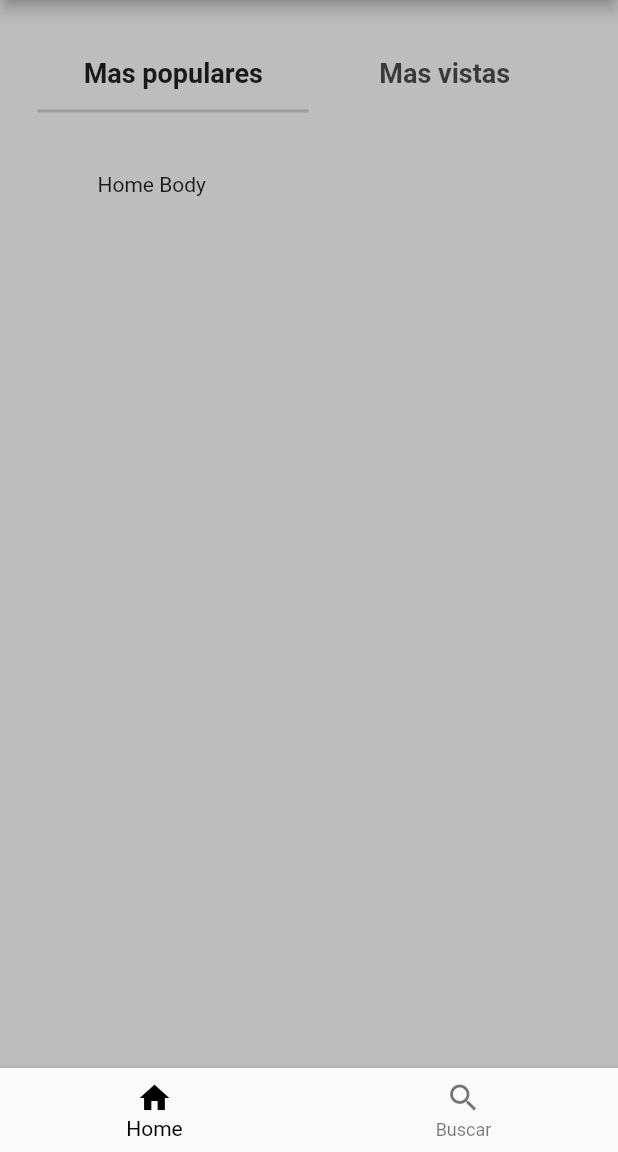
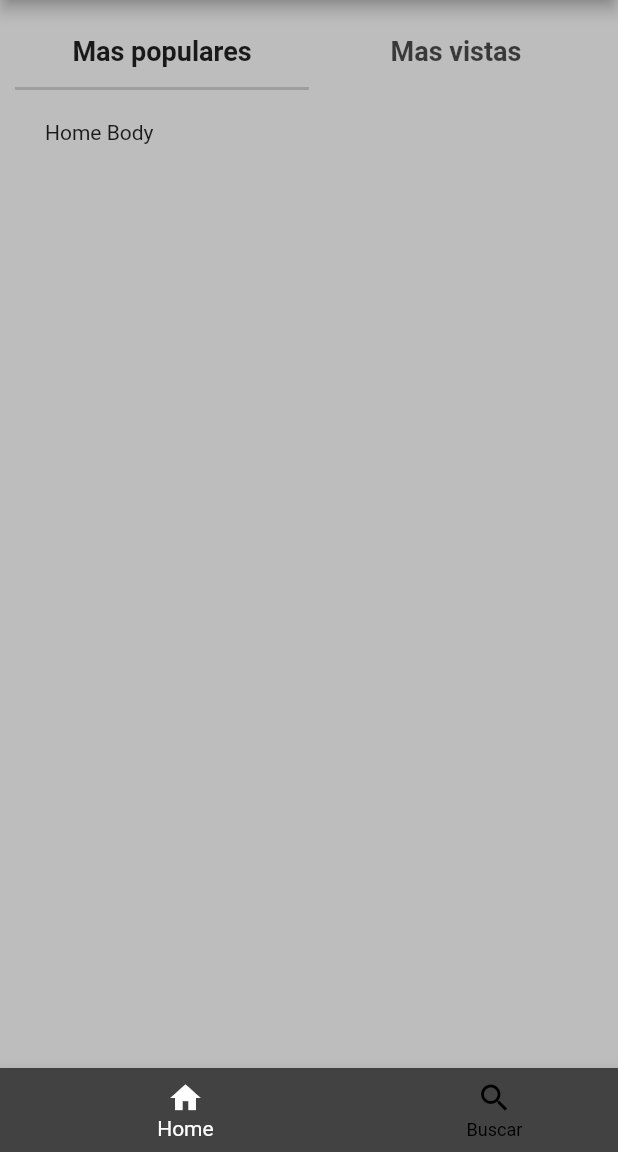
Before and after one commit to arielszy/nivelador, a Flutter app: the screen it shows after launch, on a phone screen of 412 x 824 dp, the part 84-1236 px from its top. Run offline on Flutter 3.47's test engine with Material 2 defaults, Android fonts, the phone set to English and light mode, and no system bars.

Commit message:
cambios en el diseño y limpieza de codigo

```diff
--- a/lib/Busqueda.dart
+++ b/lib/Busqueda.dart
@@ -0,0 +1,5 @@
+import 'package:flutter/material.dart';
+
+Widget busqueda() {
+  return Text('buscar');
+}
--- a/lib/HomePage.dart
+++ b/lib/HomePage.dart
@@ -1,54 +1,40 @@
 import 'package:flutter/material.dart';
 
-import 'Libreria.dart';
-
-class HomePage extends StatefulWidget {
-  @override
-  _HomePageState createState() => _HomePageState();
+Widget homePage() {
+  return DefaultTabController(
+    length: 2,
+    child: Column(
+      children: <Widget>[
+        Container(
+          constraints: BoxConstraints.expand(height: 50),
+          child: TabBar(
+            tabs: [
+              Tab(
+                child: Text(
+                  'Mas populares',
+                  style: TextStyle(fontSize: 18, fontWeight: FontWeight.bold),
+                ),
+              ),
+              Tab(
+                child: Text(
+                  'Mas vistas',
+                  style: TextStyle(fontSize: 18, fontWeight: FontWeight.bold),
+                ),
+              ),
+            ],
+          ),
+        ),
+        Expanded(
+          child: Container(
+            margin: EdgeInsets.all(10),
+            padding: EdgeInsets.all(10),
+            child: TabBarView(children: [
+              Text("Home Body"),
+              Text("Articles Body"),
+            ]),
+          ),
+        )
+      ],
+    ),
+  );
 }
-
-class _HomePageState extends State<HomePage> {
-  int indexPage = 0;
-  @override
-  Widget build(BuildContext context) {
-    return Scaffold(
-      backgroundColor: Colors.grey[400],
-      appBar: AppBar(
-        centerTitle: true,
-        title: Text(
-          'MoviApp',
-          style: TextStyle(color: Colors.grey[300]),
-        ),
-        backgroundColor: Colors.grey[600],
-      ),
-      body: Padding(padding: const EdgeInsets.all(25), child: _listarPagina()),
-      bottomNavigationBar: BottomNavigationBar(
-        selectedItemColor: Colors.black,
-        items: [
-          BottomNavigationBarItem(icon: Icon(Icons.home), label: 'Home'),
-          BottomNavigationBarItem(icon: Icon(Icons.search), label: "Buscar"),
-        ],
-        onTap: (index) => _cambiarPagina(index),
-        currentIndex: indexPage,
-      ),
-    );
-  }
-
-  void _cambiarPagina(int index) {
-    setState(() {
-      indexPage = index;
-    });
-  }
-
-  Widget _listarPagina() {
-    if (indexPage == 0) {
-      return Center(
-        child: tabBarDemo(),
-      );
-    } else {
-      return Center(
-        child: Text('2'),
-      );
-    }
-  }
-}
--- a/lib/Libreria.dart
+++ b/lib/Libreria.dart
@@ -1,88 +1 @@
 import 'package:flutter/material.dart';
-
-Widget tabBar() {
-  return Column(
-    children: [
-      DefaultTabController(
-        length: 2,
-        child: TabBar(
-          tabs: [
-            Tab(
-              child: Text(
-                'Mas populares',
-                style: TextStyle(fontSize: 18, fontWeight: FontWeight.bold),
-              ),
-            ),
-            Tab(
-              child: Text(
-                'Mas vistas',
-                style: TextStyle(fontSize: 18, fontWeight: FontWeight.bold),
-              ),
-            ),
-          ],
-        ),
-      ),
-    ],
-  );
-}
-
-Widget cuerpoPantallaPrincipal() {
-  return Column(
-    children: [
-      tabBar(),
-      tabBarContent(),
-    ],
-  );
-}
-
-Widget tabBarContent() {
-  return Container(
-    margin: EdgeInsets.all(20),
-    padding: EdgeInsets.all(20),
-    child: TabBarView(
-      children: [
-        Text('bar 1'), //esto muestra la respuesta de la api mas populares
-        Text('bar 2'), //esto muestra la respuesta de la api mas vistas
-      ],
-    ),
-  );
-}
-
-Widget tabBarDemo() {
-  return DefaultTabController(
-    length: 2,
-    child: Column(
-      children: <Widget>[
-        Container(
-          constraints: BoxConstraints.expand(height: 50),
-          child: TabBar(
-            tabs: [
-              Tab(
-                child: Text(
-                  'Mas populares',
-                  style: TextStyle(fontSize: 18, fontWeight: FontWeight.bold),
-                ),
-              ),
-              Tab(
-                child: Text(
-                  'Mas vistas',
-                  style: TextStyle(fontSize: 18, fontWeight: FontWeight.bold),
-                ),
-              ),
-            ],
-          ),
-        ),
-        Expanded(
-          child: Container(
-            margin: EdgeInsets.all(20),
-            padding: EdgeInsets.all(20),
-            child: TabBarView(children: [
-              Text("Home Body"),
-              Text("Articles Body"),
-            ]),
-          ),
-        )
-      ],
-    ),
-  );
-}
--- a/lib/main.dart
+++ b/lib/main.dart
@@ -1,13 +1,12 @@
 import 'package:flutter/material.dart';
-
 import 'HomePage.dart';
+import 'Busqueda.dart';
 
 void main() {
   runApp(NivelApp());
 }
 
 class NivelApp extends StatelessWidget {
-
   @override
   Widget build(BuildContext context) {
     return MaterialApp(
@@ -17,7 +16,59 @@ class NivelApp extends StatelessWidget {
         primarySwatch: Colors.grey,
         visualDensity: VisualDensity.adaptivePlatformDensity,
       ),
-      home: HomePage(),
+      home: Back(),
     );
   }
 }
+
+class Back extends StatefulWidget {
+  @override
+  _BackState createState() => _BackState();
+}
+
+class _BackState extends State<Back> {
+  int indexPage = 0;
+  @override
+  Widget build(BuildContext context) {
+    return Scaffold(
+      backgroundColor: Colors.grey[400],
+      appBar: AppBar(
+        centerTitle: true,
+        title: Text(
+          'MoviApp',
+          style: TextStyle(color: Colors.grey[300]),
+        ),
+        backgroundColor: Colors.grey[600],
+      ),
+      body: Padding(
+          padding: const EdgeInsets.all(10),
+          child: indexPage == 0
+              ? homePage()
+              : busqueda()), //si indexPage es 0 muestra la home sino muestra la busqueda (? es if : es else)
+      bottomNavigationBar: BottomNavigationBar(
+        selectedItemColor: Colors.white,
+        unselectedItemColor: Colors.black,
+        showUnselectedLabels: true,
+        type: BottomNavigationBarType.shifting,
+        items: [
+          BottomNavigationBarItem(
+              icon: Icon(Icons.home),
+              label: 'Home',
+              backgroundColor: Colors.grey[800]),
+          BottomNavigationBarItem(
+              icon: Icon(Icons.search),
+              label: "Buscar",
+              backgroundColor: Colors.grey[800]),
+        ],
+        onTap: (index) => _cambiarPagina(index),
+        currentIndex: indexPage,
+      ),
+    );
+  }
+
+  void _cambiarPagina(int index) {
+    setState(() {
+      indexPage = index;
+    });
+  }
+}
```
